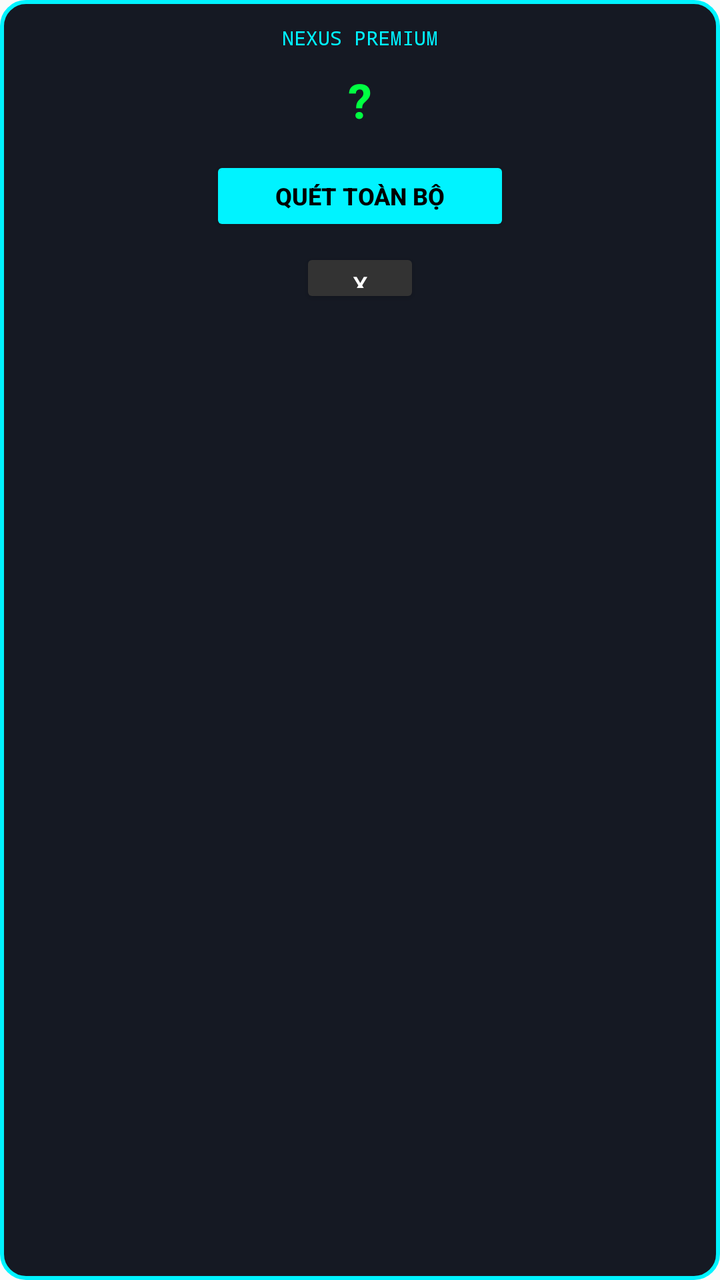
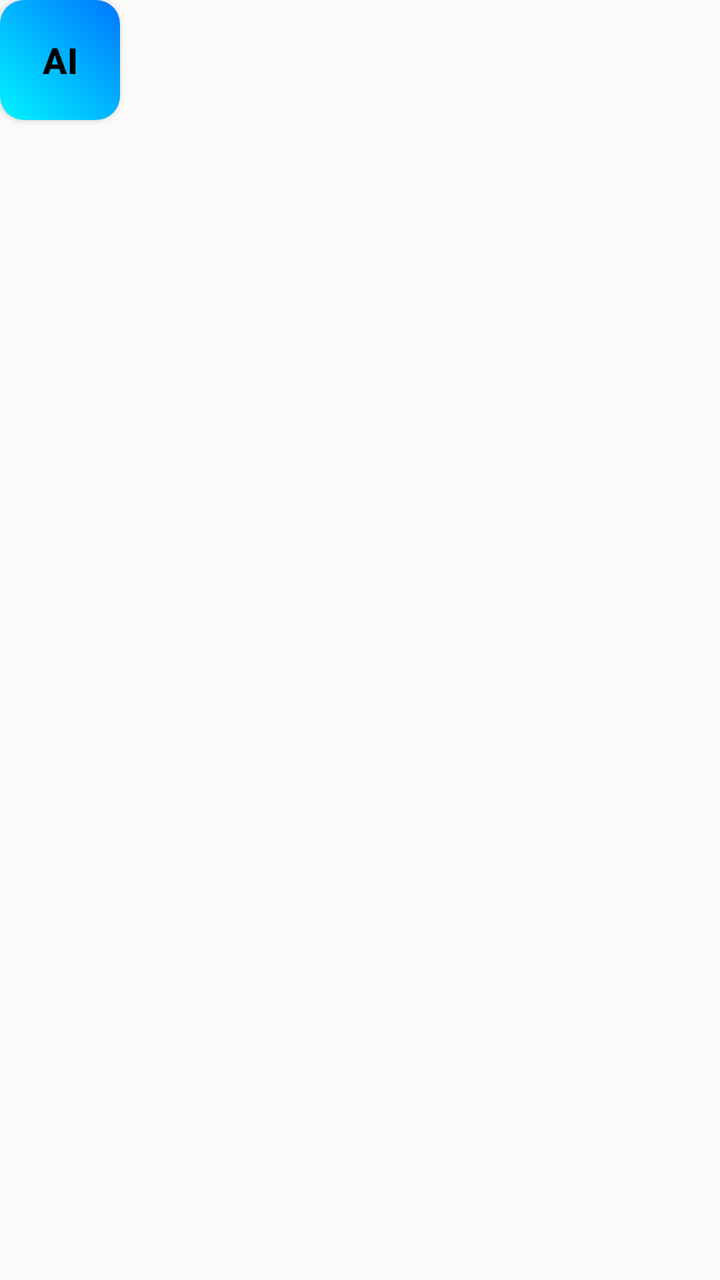

Compare the two renders of this Android layout. The source of the first and the diff that turns it into the second are given below.
<!-- AndroidManifest.xml: application theme Theme.AppCompat.Light.NoActionBar -->
<!-- res/layout/overlay_layout.xml -->
<?xml version="1.0" encoding="utf-8"?>
<LinearLayout xmlns:android="http://schemas.android.com/apk/res/android"
    android:layout_width="wrap_content"
    android:layout_height="wrap_content"
    android:background="@drawable/bg_hud"
    android:orientation="vertical"
    android:padding="12dp"
    android:elevation="10dp">

    <TextView
        android:id="@+id/tvStatus"
        android:layout_width="wrap_content"
        android:layout_height="wrap_content"
        android:text="NEXUS PREMIUM"
        android:textColor="#00F3FF"
        android:textSize="10sp"
        android:fontFamily="monospace"
        android:layout_marginBottom="8dp"
        android:layout_gravity="center_horizontal" />

    <TextView
        android:id="@+id/tvResult"
        android:layout_width="wrap_content"
        android:layout_height="wrap_content"
        android:text="?"
        android:textColor="#00FF41"
        android:textSize="24sp"
        android:textStyle="bold"
        android:layout_gravity="center_horizontal"
        android:layout_marginBottom="12dp" />

    <Button
        android:id="@+id/btnSolve"
        android:layout_width="150dp"
        android:layout_height="40dp"
        android:text="QUÉT TOÀN BỘ"
        android:backgroundTint="#00F3FF"
        android:textColor="#000000"
        android:textSize="12sp"
        android:textStyle="bold"
        android:layout_gravity="center_horizontal"
        android:layout_marginBottom="6dp"/>

    <Button
        android:id="@+id/btnClose"
        android:layout_width="60dp"
        android:layout_height="30dp"
        android:text="X"
        android:textSize="12sp"
        android:backgroundTint="#333"
        android:textColor="#FFF"
        android:layout_gravity="center_horizontal"/>
</LinearLayout>
<!-- resources referenced by this layout -->
<resources>
  <!-- drawable bg_hud (drawable) -->
  <?xml version="1.0" encoding="utf-8"?>
  <shape xmlns:android="http://schemas.android.com/apk/res/android">
      <solid android:color="#EE050914" />
      <stroke android:width="2dp" android:color="#00F3FF" />
      <corners android:radius="12dp" />
  </shape>
</resources>

<!-- the commit's change to res/layout/overlay_layout.xml (unified diff, before → after) -->
@@ -2,52 +2,70 @@
 <LinearLayout xmlns:android="http://schemas.android.com/apk/res/android"
     android:layout_width="wrap_content"
     android:layout_height="wrap_content"
-    android:background="@drawable/bg_hud"
-    android:orientation="vertical"
-    android:padding="12dp"
-    android:elevation="10dp">
+    android:orientation="vertical">
 
-    <TextView
-        android:id="@+id/tvStatus"
+    
+    <Button
+        android:id="@+id/btnFab"
+        android:layout_width="60dp"
+        android:layout_height="60dp"
+        android:background="@drawable/bg_btn_neon"
+        android:text="AI"
+        android:textColor="#000"
+        android:textStyle="bold"
+        android:textSize="18sp"
+        android:elevation="10dp"/>
+
+    
+    <LinearLayout
+        android:id="@+id/panelView"
         android:layout_width="wrap_content"
         android:layout_height="wrap_content"
-        android:text="NEXUS PREMIUM"
-        android:textColor="#00F3FF"
-        android:textSize="10sp"
-        android:fontFamily="monospace"
-        android:layout_marginBottom="8dp"
-        android:layout_gravity="center_horizontal" />
+        android:background="@drawable/bg_card"
+        android:orientation="vertical"
+        android:padding="12dp"
+        android:elevation="10dp"
+        android:visibility="gone"
+        android:layout_marginTop="8dp">
 
-    <TextView
-        android:id="@+id/tvResult"
-        android:layout_width="wrap_content"
-        android:layout_height="wrap_content"
-        android:text="?"
-        android:textColor="#00FF41"
-        android:textSize="24sp"
-        android:textStyle="bold"
-        android:layout_gravity="center_horizontal"
-        android:layout_marginBottom="12dp" />
+        <TextView
+            android:id="@+id/tvStatus"
+            android:layout_width="wrap_content"
+            android:layout_height="wrap_content"
+            android:text="NEXUS READY"
+            android:textColor="#00F3FF"
+            android:textSize="10sp"
+            android:fontFamily="monospace"
+            android:layout_marginBottom="8dp"
+            android:layout_gravity="center_horizontal" />
 
-    <Button
-        android:id="@+id/btnSolve"
-        android:layout_width="150dp"
-        android:layout_height="40dp"
-        android:text="QUÉT TOÀN BỘ"
-        android:backgroundTint="#00F3FF"
-        android:textColor="#000000"
-        android:textSize="12sp"
-        android:textStyle="bold"
-        android:layout_gravity="center_horizontal"
-        android:layout_marginBottom="6dp"/>
+        <TextView
+            android:id="@+id/tvResult"
+            android:layout_width="wrap_content"
+            android:layout_height="wrap_content"
+            android:text="?"
+            android:textColor="#00FF41"
+            android:textSize="24sp"
+            android:textStyle="bold"
+            android:layout_gravity="center_horizontal"
+            android:layout_marginBottom="12dp" />
 
-    <Button
-        android:id="@+id/btnClose"
-        android:layout_width="60dp"
-        android:layout_height="30dp"
-        android:text="X"
-        android:textSize="12sp"
-        android:backgroundTint="#333"
-        android:textColor="#FFF"
-        android:layout_gravity="center_horizontal"/>
+        <Button
+            android:id="@+id/btnSolve"
+            android:layout_width="130dp"
+            android:layout_height="40dp"
+            android:text="QUÉT ĐỀ"
+            android:backgroundTint="#00F3FF"
+            android:textColor="#000"
+            android:textStyle="bold"
+            android:layout_marginBottom="8dp"/>
+
+        <Button
+            android:id="@+id/btnClosePanel"
+            android:layout_width="130dp"
+            android:layout_height="30dp"
+            android:text="THU NHỎ"
+            android:backgroundTint="#333"
+            android:textColor="#FFF"/>
+    </LinearLayout>
 </LinearLayout>
<!-- resource entries referenced after the edit -->
@@ -1,11 +1,17 @@
 <!-- resources referenced by this layout -->
 <resources>
-  <!-- drawable bg_hud (drawable) -->
+  <!-- drawable bg_btn_neon (drawable) -->
   <?xml version="1.0" encoding="utf-8"?>
   <shape xmlns:android="http://schemas.android.com/apk/res/android">
-      <solid android:color="#EE050914" />
-      <stroke android:width="2dp" android:color="#00F3FF" />
+      <gradient android:startColor="#00F3FF" android:endColor="#0077FF" android:angle="45"/>
       <corners android:radius="12dp" />
+  </shape>
+  <!-- drawable bg_card (drawable) -->
+  <?xml version="1.0" encoding="utf-8"?>
+  <shape xmlns:android="http://schemas.android.com/apk/res/android">
+      <solid android:color="#111116" />
+      <stroke android:width="1dp" android:color="#00F3FF" android:alpha="0.3"/>
+      <corners android:radius="16dp" />
   </shape>
 </resources>
 
